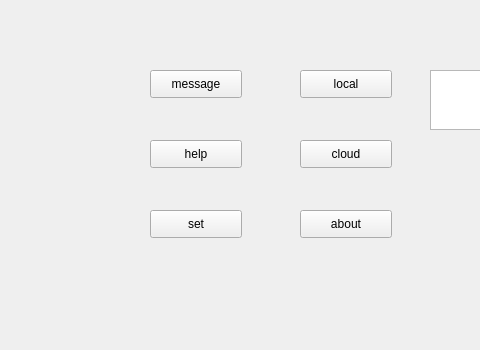
The window that mainwindow.ui (been-lu/RuMo) describes before a commit, drawn with Qt 5; both pictures show x 0 to 480 and y 0 to 350 of the 800 by 350 pixel window.
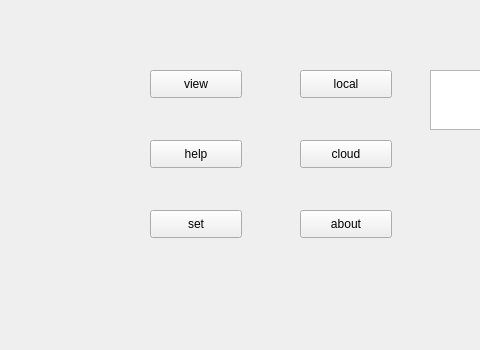
The same window after the commit.

```diff
--- a/mainwindow.ui
+++ b/mainwindow.ui
@@ -27,7 +27,7 @@
      </rect>
     </property>
     <property name="text">
-     <string>message</string>
+     <string>view</string>
     </property>
    </widget>
    <widget class="QPushButton" name="pushButton_2">
```
Left out of the diff: 6 changed lines with no effect on the pictures.
